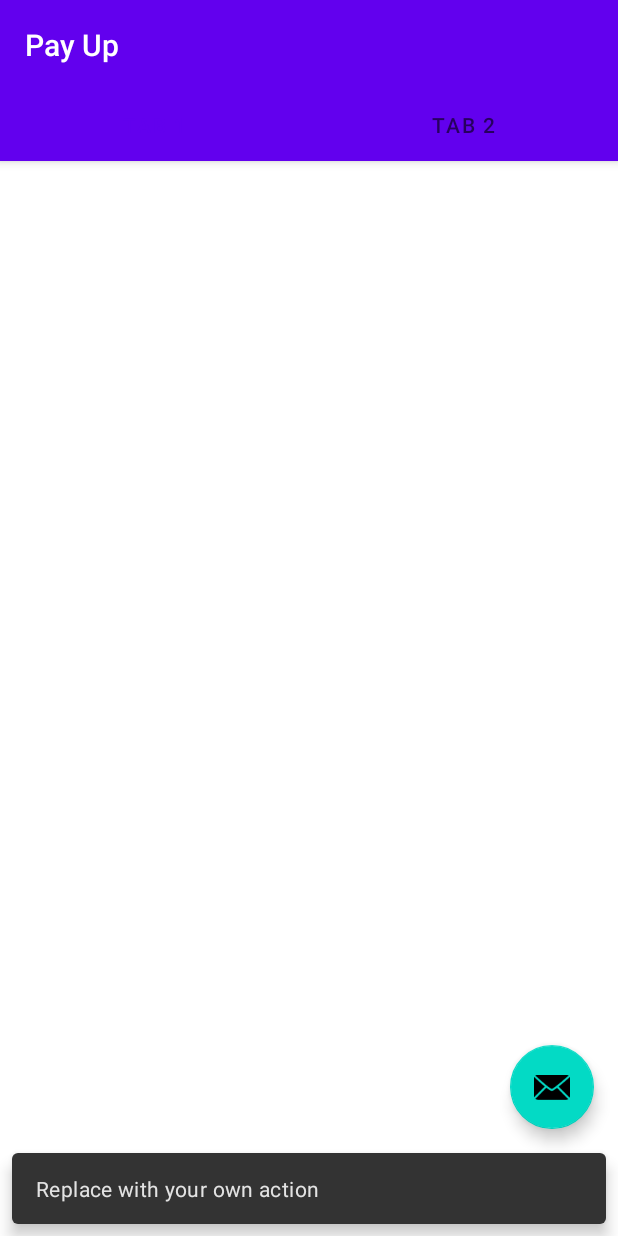
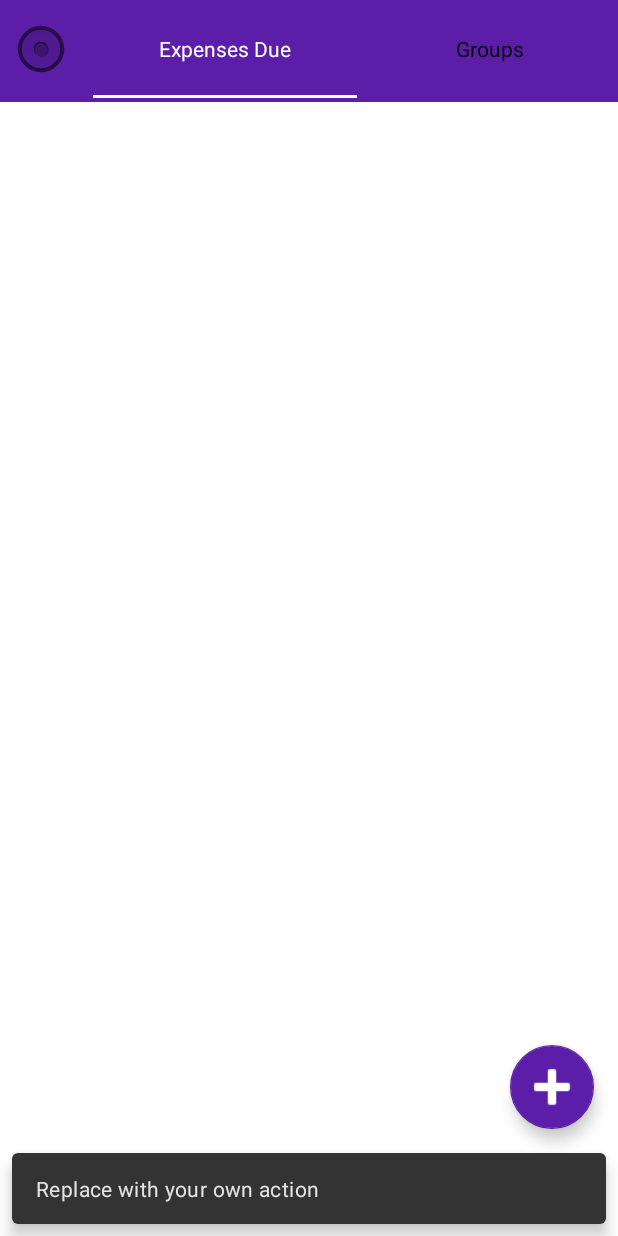
Before and after one commit to EoinGohery/PayUp, an Android app: the screen it shows after launch (MainActivity), after a tap on "TODO", on a phone screen of 412 x 824 dp. Run offline under Robolectric (Android 15) with nearby library versions, the phone set to English and light mode, and no system bars; 1 statement that could not run was skipped.

Commit message:
Layout Frame Setup

```diff
--- a/app/src/main/java/com/c17206413/payup/MainActivity.java
+++ b/app/src/main/java/com/c17206413/payup/MainActivity.java
@@ -9,8 +9,6 @@ import com.google.android.material.tabs.TabLayout;
 import androidx.viewpager.widget.ViewPager;
 import androidx.appcompat.app.AppCompatActivity;
 
-import android.view.Menu;
-import android.view.MenuItem;
 import android.view.View;
 
 import com.c17206413.payup.ui.main.SectionsPagerAdapter;
@@ -26,11 +24,12 @@ public class MainActivity extends AppCompatActivity {
         viewPager.setAdapter(sectionsPagerAdapter);
         TabLayout tabs = findViewById(R.id.tabs);
         tabs.setupWithViewPager(viewPager);
-        FloatingActionButton fab = findViewById(R.id.fab);
+        FloatingActionButton fab = findViewById(R.id.addbutton);
 
         fab.setOnClickListener(new View.OnClickListener() {
             @Override
             public void onClick(View view) {
+
                 Snackbar.make(view, "Replace with your own action", Snackbar.LENGTH_LONG)
                         .setAction("Action", null).show();
             }
--- a/app/src/main/res/layout/activity_main.xml
+++ b/app/src/main/res/layout/activity_main.xml
@@ -4,42 +4,73 @@
     xmlns:tools="http://schemas.android.com/tools"
     android:layout_width="match_parent"
     android:layout_height="match_parent"
+    android:layout_gravity="bottom"
+    app:layout_anchorGravity="bottom|center"
     tools:context=".MainActivity">
 
-    <com.google.android.material.appbar.AppBarLayout
+    <LinearLayout
+        android:id="@+id/linearLayout3"
+        android:layout_width="match_parent"
+        android:layout_height="match_parent"
+        android:orientation="vertical">
+
+        <LinearLayout
+            android:id="@+id/appBar"
             android:layout_width="match_parent"
             android:layout_height="wrap_content"
-        android:theme="@style/Theme.PayUp.AppBarOverlay">
+            android:background="@color/purple_1"
+            android:orientation="horizontal">
 
-        <TextView
-            android:id="@+id/title"
-            android:layout_width="wrap_content"
+            <Button
+                android:id="@+id/settingsbutton"
+                style="@style/Widget.AppCompat.Button.Borderless"
+                android:layout_width="62dp"
                 android:layout_height="wrap_content"
-            android:gravity="center"
-            android:minHeight="?actionBarSize"
-            android:padding="@dimen/appbar_padding"
-            android:text="@string/app_name"
-            android:textAppearance="@style/TextAppearance.Widget.AppCompat.Toolbar.Title" />
+                android:backgroundTint="@color/purple_1"
+                android:textColor="#FFFFFF"
+                android:textColorHighlight="@color/white"
+                android:textColorHint="@color/black"
+                android:textColorLink="@color/black"
+                app:icon="@android:drawable/btn_radio"
+                app:iconGravity="textStart"
+                app:iconTint="@color/black"
+                app:rippleColor="@color/purple_1" />
 
             <com.google.android.material.tabs.TabLayout
                 android:id="@+id/tabs"
-            android:layout_width="match_parent"
-            android:layout_height="wrap_content"
-            android:background="?attr/colorPrimary" />
-    </com.google.android.material.appbar.AppBarLayout>
+                android:layout_width="352dp"
+                android:layout_height="65dp"
+                android:background="@color/purple_1"
+                android:textAlignment="textStart"
+                android:textDirection="firstStrongRtl"
+                app:tabIconTint="@color/black"
+                app:tabIndicatorColor="@color/white"
+                app:tabSelectedTextColor="@color/white"
+                app:tabTextAppearance="@style/TextAppearance.AppCompat.Body1"
+                app:tabTextColor="@color/black" />
+
+        </LinearLayout>
 
         <androidx.viewpager.widget.ViewPager
             android:id="@+id/view_pager"
             android:layout_width="match_parent"
-        android:layout_height="match_parent"
-        app:layout_behavior="@string/appbar_scrolling_view_behavior" />
+            android:layout_height="663dp"
+            app:layout_behavior="@string/appbar_scrolling_view_behavior">
+
+        </androidx.viewpager.widget.ViewPager>
+    </LinearLayout>
 
     <com.google.android.material.floatingactionbutton.FloatingActionButton
-        android:id="@+id/fab"
+        android:id="@+id/addbutton"
         android:layout_width="wrap_content"
         android:layout_height="wrap_content"
         android:layout_gravity="bottom|end"
         android:layout_margin="@dimen/fab_margin"
-        app:srcCompat="@android:drawable/ic_dialog_email"
-        android:contentDescription="TODO" />
+        android:contentDescription="TODO"
+        app:backgroundTint="@color/purple_1"
+        app:fabSize="auto"
+        app:maxImageSize="44dp"
+        app:rippleColor="#FFFFFF"
+        app:srcCompat="@android:drawable/ic_input_add" />
+
 </androidx.coordinatorlayout.widget.CoordinatorLayout>
--- a/app/src/main/res/values-night/themes.xml
+++ b/app/src/main/res/values-night/themes.xml
@@ -2,13 +2,13 @@
     <!-- Base application theme. -->
     <style name="Theme.PayUp" parent="Theme.MaterialComponents.DayNight.DarkActionBar">
         <!-- Primary brand color. -->
-        <item name="colorPrimary">@color/purple_200</item>
-        <item name="colorPrimaryVariant">@color/purple_700</item>
+        <item name="colorPrimary">@color/purple_1</item>
+        <item name="colorPrimaryVariant">@color/grey_3</item>
         <item name="colorOnPrimary">@color/black</item>
         <!-- Secondary brand color. -->
-        <item name="colorSecondary">@color/teal_200</item>
-        <item name="colorSecondaryVariant">@color/teal_200</item>
-        <item name="colorOnSecondary">@color/black</item>
+        <item name="colorSecondary">@color/purple_2</item>
+        <item name="colorSecondaryVariant">@color/grey_2</item>
+        <item name="colorOnSecondary">@color/white</item>
         <!-- Status bar color. -->
         <item name="android:statusBarColor" tools:targetApi="l">?attr/colorPrimaryVariant</item>
         <!-- Customize your theme here. -->
--- a/app/src/main/res/values/colors.xml
+++ b/app/src/main/res/values/colors.xml
@@ -1,10 +1,10 @@
 <?xml version="1.0" encoding="utf-8"?>
 <resources>
-    <color name="purple_200">#FFBB86FC</color>
-    <color name="purple_500">#FF6200EE</color>
-    <color name="purple_700">#FF3700B3</color>
-    <color name="teal_200">#FF03DAC5</color>
-    <color name="teal_700">#FF018786</color>
+    <color name="purple_1">#5C1EA8</color>
+    <color name="purple_2">#2A0560</color>
+    <color name="grey_1">#3A3A3A</color>
+    <color name="grey_2">#737373</color>
+    <color name="grey_3">#9F9F9F</color>
     <color name="black">#FF000000</color>
     <color name="white">#FFFFFFFF</color>
 </resources>
--- a/app/src/main/res/values/strings.xml
+++ b/app/src/main/res/values/strings.xml
@@ -1,5 +1,5 @@
 <resources>
     <string name="app_name">Pay Up</string>
-    <string name="tab_text_1">Tab 1</string>
-    <string name="tab_text_2">Tab 2</string>
+    <string name="tab_text_1">Expenses Due</string>
+    <string name="tab_text_2">Groups</string>
 </resources>
--- a/app/src/main/res/values/themes.xml
+++ b/app/src/main/res/values/themes.xml
@@ -2,13 +2,13 @@
     <!-- Base application theme. -->
     <style name="Theme.PayUp" parent="Theme.MaterialComponents.DayNight.DarkActionBar">
         <!-- Primary brand color. -->
-        <item name="colorPrimary">@color/purple_500</item>
-        <item name="colorPrimaryVariant">@color/purple_700</item>
-        <item name="colorOnPrimary">@color/white</item>
+        <item name="colorPrimary">@color/purple_1</item>
+        <item name="colorPrimaryVariant">@color/grey_3</item>
+        <item name="colorOnPrimary">@color/black</item>
         <!-- Secondary brand color. -->
-        <item name="colorSecondary">@color/teal_200</item>
-        <item name="colorSecondaryVariant">@color/teal_700</item>
-        <item name="colorOnSecondary">@color/black</item>
+        <item name="colorSecondary">@color/purple_2</item>
+        <item name="colorSecondaryVariant">@color/grey_2</item>
+        <item name="colorOnSecondary">@color/white</item>
         <!-- Status bar color. -->
         <item name="android:statusBarColor" tools:targetApi="l">?attr/colorPrimaryVariant</item>
         <!-- Customize your theme here. -->
```
Lines whose indentation alone changed are shown as unchanged.
